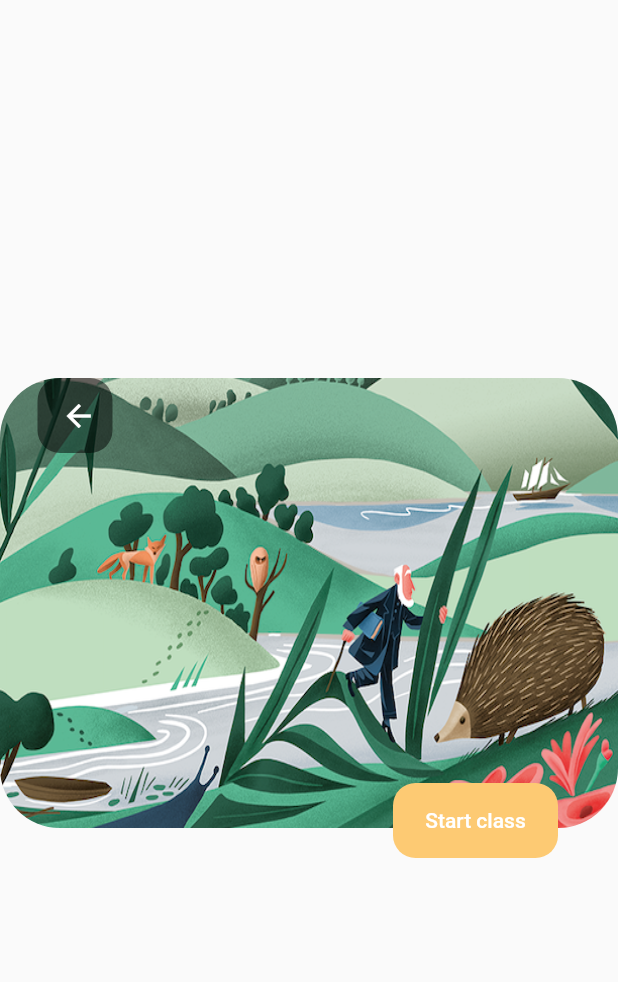
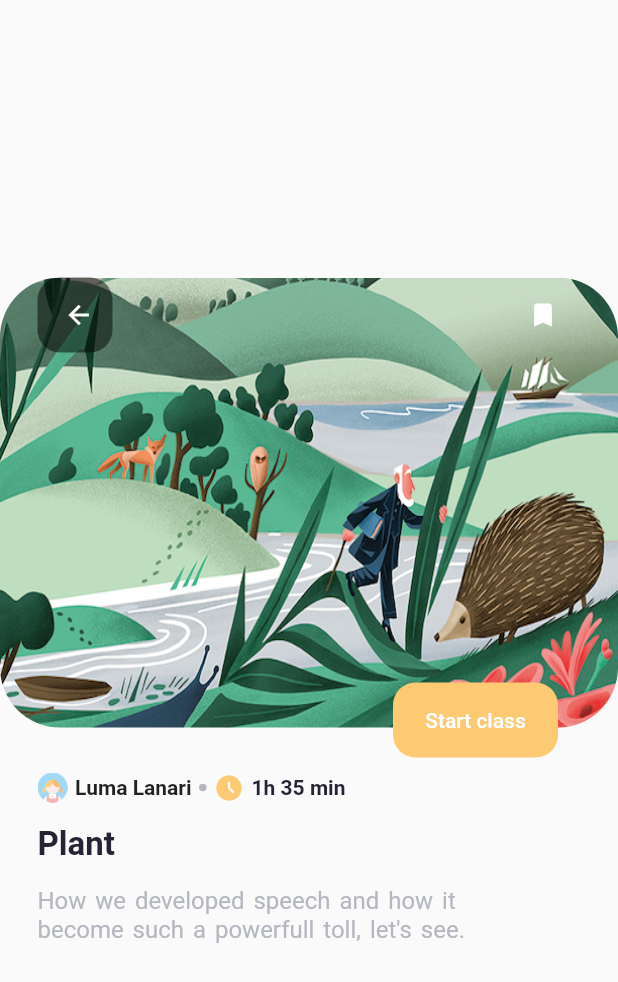
Before and after one commit to beshprakash11/course_app, a Flutter app: the screen it shows after launch, after a tap on "Start", on a phone screen of 412 x 824 dp. Shown: the top 982 px of the screen. Run offline on Flutter 3.47's test engine with Material 2 defaults, Android fonts, the phone set to English and light mode, and no system bars; our stand-ins replace percent_indicator.

Commit message:
Course detail completed

```diff
--- a/lib/screens/detail/detail.dart
+++ b/lib/screens/detail/detail.dart
@@ -1,4 +1,6 @@
 import 'package:course_app/models/course.dart';
+import 'package:course_app/screens/detail/widget/course_description.dart';
+import 'package:course_app/screens/detail/widget/course_progress.dart';
 import 'package:course_app/screens/detail/widget/custom_appbar.dart';
 import 'package:flutter/material.dart';
 class DetailPage extends StatelessWidget {
@@ -12,7 +14,9 @@ class DetailPage extends StatelessWidget {
           child: Column(
             mainAxisSize: MainAxisSize.min,
             children: [
-              CustomAppBar(course)
+              CustomAppBar(course),
+              CourseDescription(course),
+              CourseProgress()
             ],
           ),
         ),
--- /dev/null
+++ b/lib/screens/detail/widget/course_description.dart
@@ -0,0 +1,60 @@
+import 'package:course_app/constants/colors.dart';
+import 'package:course_app/models/course.dart';
+import 'package:flutter/material.dart';
+
+class CourseDescription extends StatelessWidget {
+  final Course course;
+
+  CourseDescription(this.course);
+
+  @override
+  Widget build(BuildContext context) {
+    return Container(
+      padding: EdgeInsets.symmetric(horizontal: 25, vertical: 10),
+      child: Column(
+        crossAxisAlignment: CrossAxisAlignment.start,
+        children: [
+          Row(
+            children: [
+              Image.asset(course.authorImg, width: 20,),
+              SizedBox(width: 5,),
+              Text(
+                course.author,
+                style: TextStyle(fontWeight: FontWeight.bold),
+              ),
+              Container(
+                margin: EdgeInsets.symmetric(horizontal: 5),
+                height: 5,
+                width: 5,
+                decoration: BoxDecoration(
+                  color: kFontLignt,
+                  shape: BoxShape.circle,
+                ),
+              ),
+              Icon(Icons.access_time_filled, size: 20, color: kAccent,),
+              SizedBox(width: 5,),
+              Text("1h 35 min", style: TextStyle(color: kFont,fontWeight: FontWeight.bold),),
+            ],
+          ),
+          SizedBox(height: 15,),
+          Text(
+            course.title,
+            style: TextStyle(
+              fontWeight: FontWeight.bold, fontSize: 22, color: kFont
+            ),
+          ),
+          SizedBox(height: 15,),
+          Text(
+            'How we developed speech and how it\nbecome such a powerfull toll, let\'s see.',
+            style: TextStyle(
+              wordSpacing: 2,
+              fontWeight: FontWeight.normal,
+              fontSize: 16,
+              color: kFontLignt
+            ),
+          ),
+        ],
+      ),
+    );
+  }
+}
--- /dev/null
+++ b/lib/screens/detail/widget/course_progress.dart
@@ -0,0 +1,9 @@
+import 'package:flutter/material.dart';
+
+class CourseProgress extends StatelessWidget {
+
+  @override
+  Widget build(BuildContext context) {
+    return Container();
+  }
+}
--- a/lib/screens/detail/widget/custom_appbar.dart
+++ b/lib/screens/detail/widget/custom_appbar.dart
@@ -62,12 +62,37 @@ class CustomAppBar extends StatelessWidget {
                 borderRadius: BorderRadius.circular(15)
               ),
               child: IconButton(
-                icon: Icon(Icons.arrow_back, color: Colors.white,),
+                icon: Icon(
+                  Icons.arrow_back,
+                  color: Colors.white,
+
+                ),
+                iconSize: 20,
                 onPressed: () {
                   Navigator.of(context).pop();
                 },
               )
             ),
+          ),
+          Positioned(
+            top: MediaQuery.of(context).padding.top,
+            right: 25,
+
+            child: Container(
+              height: 50,
+              width: 50,
+              child: IconButton(
+                icon: Icon(
+                  Icons.bookmark,
+                  color: Colors.white,
+
+                ),
+                iconSize: 20,
+                onPressed: () {
+
+                },
+              ),
+            )
           )
         ],
       ),
```
